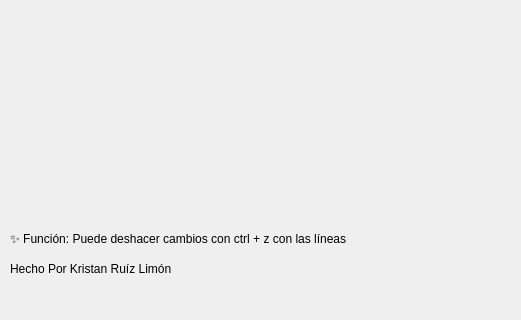
Old version of the form mainwindow.ui in the repository ITLP-Chronicles/TecPainter; both pictures show x 0 to 521 and y 280 to 600 of the 800 by 600 pixel window.
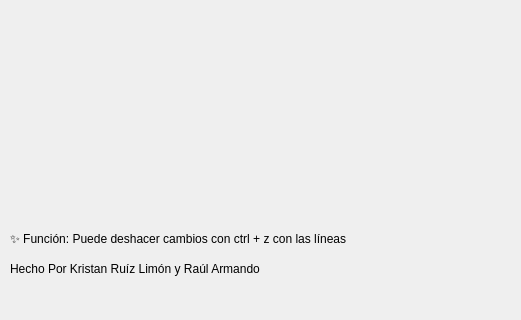
New version of the form. Icons and pictures are not drawn.

The edit to the form file:
```diff
--- a/mainwindow.ui
+++ b/mainwindow.ui
@@ -35,12 +35,12 @@
      <rect>
       <x>10</x>
       <y>520</y>
-      <width>211</width>
+      <width>361</width>
       <height>20</height>
      </rect>
     </property>
     <property name="text">
-     <string>Hecho Por Kristan Ruíz Limón</string>
+     <string>Hecho Por Kristan Ruíz Limón y Raúl Armando</string>
     </property>
    </widget>
    <widget class="QLabel" name="label_3">
```
